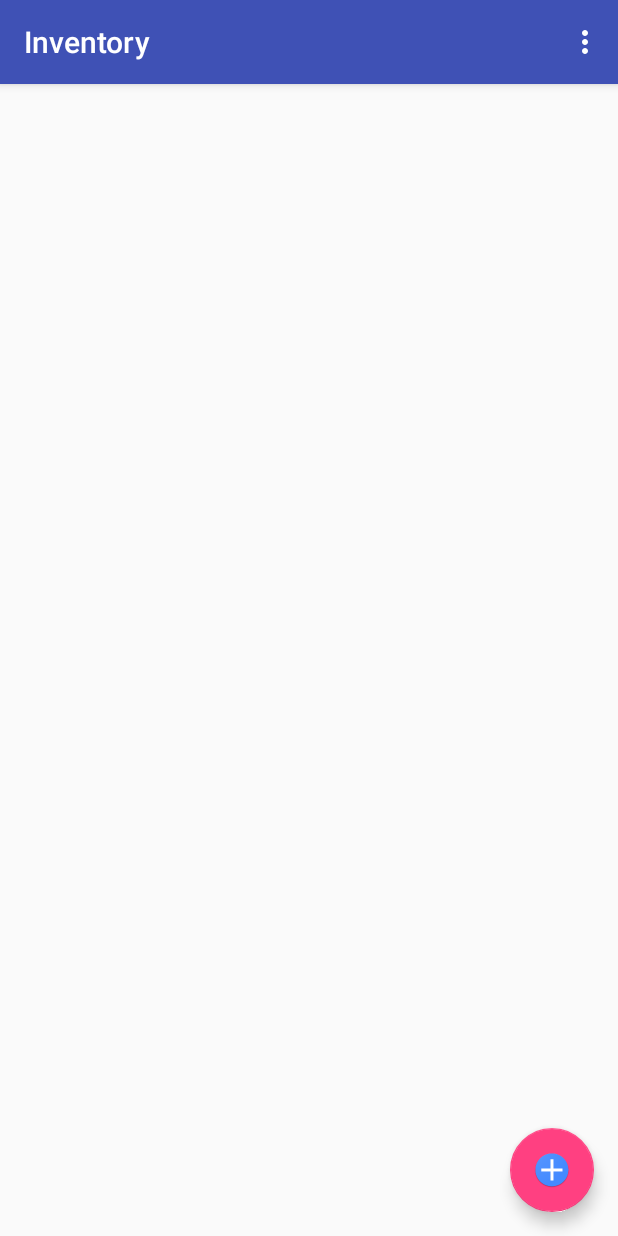
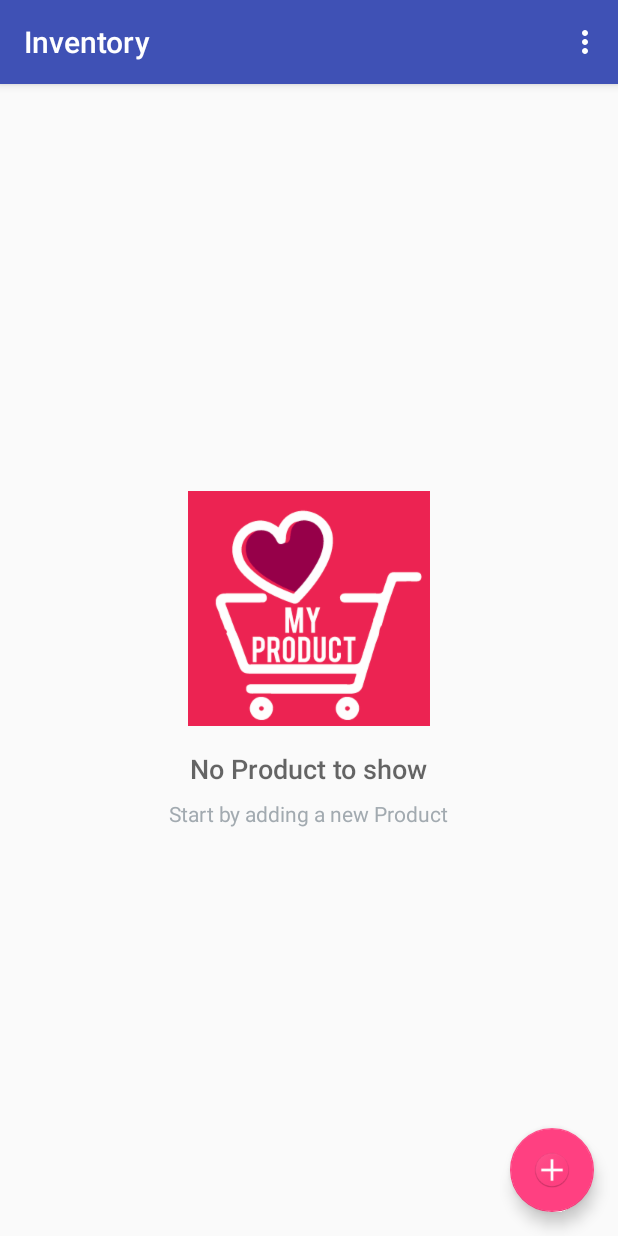
Before and after one commit to amatanat/Android-Basics---udacity, an Android app: the screen it shows after launch (MainActivity), on a phone screen of 412 x 824 dp. Run offline under Robolectric (Android 15) with nearby library versions, the phone set to English and light mode, and no system bars; libraries missing offline, so code that uses them is left out: com.amulyakhare.textdrawable.

Commit message:
Implement LoaderManager interface in MainActivity

```diff
--- a/InventoryApp/app/src/main/java/com/am/inventory/MainActivity.java
+++ b/InventoryApp/app/src/main/java/com/am/inventory/MainActivity.java
@@ -2,22 +2,28 @@ package com.am.inventory;
 
 import android.content.ContentValues;
 import android.database.Cursor;
-import android.database.sqlite.SQLiteDatabase;
+import android.net.Uri;
+import android.support.v4.app.LoaderManager;
+import android.support.v4.content.CursorLoader;
+import android.support.v4.content.Loader;
 import android.support.v7.app.AppCompatActivity;
 import android.os.Bundle;
 import android.util.Log;
 import android.view.Menu;
 import android.view.MenuItem;
+import android.view.View;
 import android.widget.ListView;
-import android.widget.TextView;
-import android.widget.Toast;
 
 import com.am.inventory.data.ProductContract;
 import com.am.inventory.data.ProductDbHelper;
 
-public class MainActivity extends AppCompatActivity {
+public class MainActivity extends AppCompatActivity implements LoaderManager.LoaderCallbacks<Cursor>{
 
     private ProductDbHelper mProductDbHelper;
+
+    private final int LOADER_INIT = 1;
+
+    ProductCursorAdapter mProductCursorAdapter;
 
     @Override
     protected void onCreate(Bundle savedInstanceState) {
@@ -27,22 +33,23 @@ public class MainActivity extends AppCompatActivity {
         mProductDbHelper = new ProductDbHelper(this);
 
         // get instance of {@link ProductCursorAdapter} and set it as adapter to listvie
-       // ProductCursorAdapter adapter = new ProductCursorAdapter(this, null);
-       // ListView listView = (ListView) findViewById(R.id.listview);
-       // listView.setAdapter(adapter);
+        mProductCursorAdapter = new ProductCursorAdapter(this, null);
+        ListView listView = (ListView) findViewById(R.id.listview);
+        listView.setAdapter(mProductCursorAdapter);
+
+        // get emptyview id and set it as emptyview in listview
+        View emptyView = findViewById(R.id.empty_view);
+        listView.setEmptyView(emptyView);
+
+        //initialize loader
+        getSupportLoaderManager().initLoader(LOADER_INIT, null, this);
+
     }
 
     @Override
     public boolean onCreateOptionsMenu(Menu menu){
         getMenuInflater().inflate(R.menu.menu, menu);
         return true;
-    }
-
-    @Override
-    protected void onStart(){
-        super.onStart();
-        displayDbInfo();
-
     }
 
     @Override
@@ -53,17 +60,15 @@ public class MainActivity extends AppCompatActivity {
                 insertDataIntoDatabase();
                 return true;
             case R.id.delete:
-                // delete product data
+                // delete all data from table
+                deleteDataFromDatabase();
                 return true;
             default:
                  return super.onOptionsItemSelected(menuItem);
         }
-
     }
 
     private void insertDataIntoDatabase(){
-
-        SQLiteDatabase db = mProductDbHelper.getWritableDatabase();
 
         ContentValues values = new ContentValues();
 
@@ -71,50 +76,36 @@ public class MainActivity extends AppCompatActivity {
         values.put(ProductContract.ProductEntry.COLUMN_PRODUCT_PRICE, 0.19);
         values.put(ProductContract.ProductEntry.COLUMN_PRODUCT_QUANTITY, 6);
 
-        long newRowId = db.insert(ProductContract.ProductEntry.TABLE_NAME, null, values);
+        Uri resultUri= getContentResolver().insert(ProductContract.ProductEntry.CONTENT_URI, values);
 
-        if (newRowId == -1){
-            Toast.makeText(this, "Error in inserting dummy data", Toast.LENGTH_SHORT).show();
-        } else {
-            Toast.makeText(this, "Dummy data is added", Toast.LENGTH_SHORT).show();
-        }
-
+        Log.i("MainActivity", "Result uri in insert method......" + resultUri);
     }
 
-    private void displayDbInfo(){
-
-        String[] projection = {
-                ProductContract.ProductEntry.COLUMN_PRODUCT_NAME,
-                ProductContract.ProductEntry.COLUMN_PRODUCT_QUANTITY,
-                ProductContract.ProductEntry.COLUMN_PRODUCT_PRICE
-        };
-
-        mProductDbHelper = new ProductDbHelper(this);
-
-        Cursor cursor = getContentResolver().query(ProductContract.ProductEntry.CONTENT_URI, projection, null,
-                null,null);
-
-        TextView productName = (TextView) findViewById(R.id.product_name);
-        TextView productPrice = (TextView) findViewById(R.id.product_price);
-        TextView productQuantity = (TextView) findViewById(R.id.product_quantity);
-
-        int name = cursor.getColumnIndexOrThrow(ProductContract.ProductEntry.COLUMN_PRODUCT_NAME);
-
-        try{
-
-            while(cursor.moveToNext()){
-
-                productName.setText(cursor.getString(name));
-              //  productPrice.setText(cursor.getString(cursor.getColumnIndexOrThrow(ProductContract.ProductEntry.COLUMN_PRODUCT_PRICE)));
-              //  productQuantity.setText(cursor.getString(cursor.getColumnIndexOrThrow(ProductContract.ProductEntry.COLUMN_PRODUCT_QUANTITY)));
-                Log.e("MainActivity", "Data is added,,,,,,,,,,,,,");
-            }
-
-        }finally {
-            cursor.close();
-        }
-
+    private void deleteDataFromDatabase(){
+        getContentResolver().delete(ProductContract.ProductEntry.CONTENT_URI, null,null);
     }
 
 
+    @Override
+    public Loader<Cursor> onCreateLoader(int id, Bundle args) {
+        String[] projection = {
+                ProductContract.ProductEntry._ID,
+                ProductContract.ProductEntry.COLUMN_PRODUCT_NAME,
+                ProductContract.ProductEntry.COLUMN_PRODUCT_PRICE,
+                ProductContract.ProductEntry.COLUMN_PRODUCT_QUANTITY
+        };
+
+        // This loader will execute ContentProvider's query method in a background thread
+        return new CursorLoader(this, ProductContract.ProductEntry.CONTENT_URI, projection, null,null,null);
+    }
+
+    @Override
+    public void onLoadFinished(Loader<Cursor> loader, Cursor cursor) {
+        mProductCursorAdapter.swapCursor(cursor);
+    }
+
+    @Override
+    public void onLoaderReset(Loader<Cursor> loader) {
+        mProductCursorAdapter.swapCursor(null);
+    }
 }
--- a/InventoryApp/app/src/main/java/com/am/inventory/ProductCursorAdapter.java
+++ b/InventoryApp/app/src/main/java/com/am/inventory/ProductCursorAdapter.java
@@ -24,7 +24,7 @@ public class ProductCursorAdapter extends CursorAdapter {
 
     @Override
     public View newView(Context context, Cursor cursor, ViewGroup parent) {
-        return LayoutInflater.from(context).inflate(R.layout.list_item, parent);
+        return LayoutInflater.from(context).inflate(R.layout.list_item, parent,false);
     }
 
     @Override
@@ -37,7 +37,7 @@ public class ProductCursorAdapter extends CursorAdapter {
 
         // get values of corresponding columns from cursor
         String name = cursor.getString(cursor.getColumnIndexOrThrow(ProductEntry.COLUMN_PRODUCT_NAME));
-        int price = cursor.getInt(cursor.getColumnIndexOrThrow(ProductEntry.COLUMN_PRODUCT_PICTURE));
+        int price = cursor.getInt(cursor.getColumnIndexOrThrow(ProductEntry.COLUMN_PRODUCT_PRICE));
         int quantity = cursor.getInt(cursor.getColumnIndexOrThrow(ProductEntry.COLUMN_PRODUCT_QUANTITY));
 
         // get background circle of price
--- a/InventoryApp/app/src/main/java/com/am/inventory/data/ProductContract.java
+++ b/InventoryApp/app/src/main/java/com/am/inventory/data/ProductContract.java
@@ -1,5 +1,6 @@
 package com.am.inventory.data;
 
+import android.content.ContentResolver;
 import android.net.Uri;
 import android.provider.BaseColumns;
 
@@ -42,5 +43,18 @@ public class ProductContract {
 
         public static final String COLUMN_PRODUCT_PICTURE = "picture";
 
+
+        /**
+         * The MIME type of the {@link #CONTENT_URI} for a list of pets.
+         */
+        public static final String CONTENT_LIST_TYPE =
+                ContentResolver.CURSOR_DIR_BASE_TYPE + "/" + CONTENT_AUTHORITY + "/" + PATH_PRODUCTS;
+
+        /**
+         * The MIME type of the {@link #CONTENT_URI} for a single pet.
+         */
+        public static final String CONTENT_ITEM_TYPE =
+                ContentResolver.CURSOR_ITEM_BASE_TYPE + "/" + CONTENT_AUTHORITY + "/" + PATH_PRODUCTS;
+
     }
 }
--- a/InventoryApp/app/src/main/res/layout/activity_main.xml
+++ b/InventoryApp/app/src/main/res/layout/activity_main.xml
@@ -1,6 +1,7 @@
 <?xml version="1.0" encoding="utf-8"?>
 <RelativeLayout
     xmlns:android="http://schemas.android.com/apk/res/android"
+    xmlns:app="http://schemas.android.com/apk/res-auto"
     xmlns:tools="http://schemas.android.com/tools"
     android:layout_width="match_parent"
     android:layout_height="match_parent"
@@ -16,10 +17,52 @@
         android:layout_width="wrap_content"
         android:layout_height="wrap_content"
         android:layout_alignParentBottom="true"
+        android:layout_alignParentEnd="true"
         android:layout_alignParentRight="true"
-        android:layout_alignParentEnd="true"
         android:layout_margin="16dp"
-        android:src="@drawable/ic_fab"/>
+        android:src="@drawable/ic_add_product"/>
+
+    <RelativeLayout
+        android:id="@+id/empty_view"
+        android:layout_width="wrap_content"
+        android:layout_height="wrap_content"
+        android:layout_centerInParent="true">
+
+        <ImageView
+            android:id="@+id/emptyview_image"
+            android:layout_width="wrap_content"
+            android:layout_height="wrap_content"
+            android:src="@drawable/emptyview"
+            android:layout_centerHorizontal="true"
+            tools:ignore="ContentDescription"/>
+
+        <TextView
+            android:id="@+id/emptyview_title"
+            android:layout_width="wrap_content"
+            android:layout_height="wrap_content"
+            android:layout_below="@+id/emptyview_image"
+            android:layout_centerHorizontal="true"
+            android:fontFamily="sans-serif-medium"
+            android:paddingTop="16dp"
+            android:text="@string/noProduct"
+            android:textAppearance="?android:textAppearanceMedium"
+            tools:ignore="UnusedAttribute"/>
+
+        <TextView
+            android:id="@+id/emptyview_subtitle"
+            android:layout_width="wrap_content"
+            android:layout_height="wrap_content"
+            android:layout_below="@+id/emptyview_title"
+            android:layout_centerHorizontal="true"
+            android:fontFamily="sans-serif"
+            android:paddingTop="8dp"
+            android:text="@string/addProduct"
+            android:textAppearance="?android:textAppearanceSmall"
+            android:textColor="#A2AAB0"
+            tools:ignore="UnusedAttribute"/>
+
+
+    </RelativeLayout>
 
 
 </RelativeLayout>
--- a/InventoryApp/app/src/main/res/values/strings.xml
+++ b/InventoryApp/app/src/main/res/values/strings.xml
@@ -2,4 +2,6 @@
     <string name="app_name">Inventory</string>
     <string name="dummy_data">Dummy Data</string>
     <string name="delete">Delete</string>
+    <string name="noProduct">No Product to show</string>
+    <string name="addProduct">Start by adding a new Product</string>
 </resources>
```
Also changed, not shown: InventoryApp/app/src/main/java/com/am/inventory/data/ProductProvider.java (+24 -7 lines), InventoryApp/app/src/main/res/drawable-hdpi/emptyview.png (added), InventoryApp/app/src/main/res/drawable-hdpi/ic_add_product.png (added), InventoryApp/app/src/main/res/drawable-mdpi/emptyview.png (added), InventoryApp/app/src/main/res/drawable-mdpi/ic_add_product.png (added), InventoryApp/app/src/main/res/drawable-xhdpi/emptyview.png (added), InventoryApp/app/src/main/res/drawable-xhdpi/ic_add_product.png (added), InventoryApp/app/src/main/res/drawable-xxhdpi/emptyview.png (added), InventoryApp/app/src/main/res/drawable-xxhdpi/ic_add_product.png (added), InventoryApp/app/src/main/res/drawable-xxxhdpi/emptyview.png (added), InventoryApp/app/src/main/res/drawable-xxxhdpi/ic_add_product.png (added).
